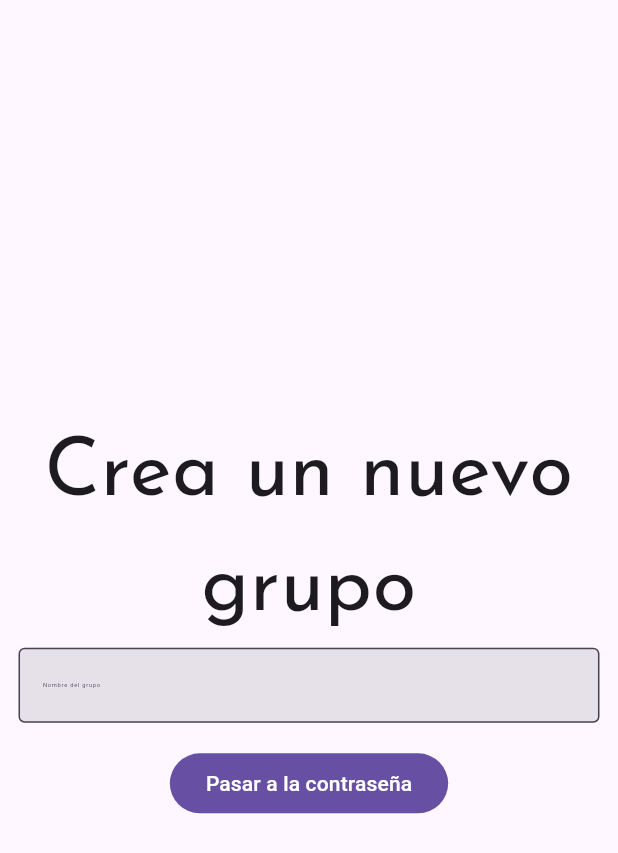
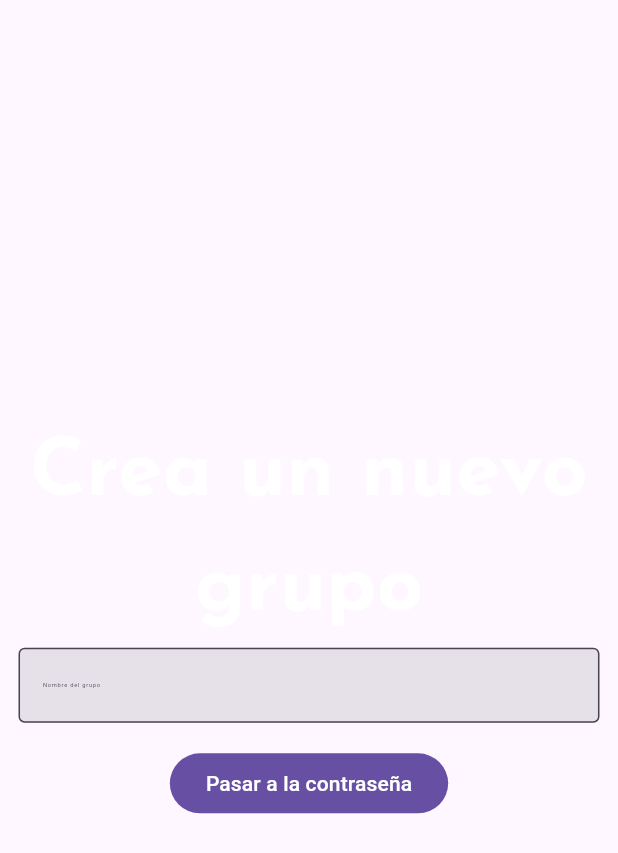
Before and after one commit to holamellamoyago/Flutter-YagoOteroMartinez, a Flutter app: the CreadorGrupos screen opened directly, on a phone screen of 412 x 824 dp. Shown: the top 853 px of the screen. Run offline on Flutter 3.47's test engine with Material 3 defaults, Android fonts, the phone set to English and light mode, and no system bars; our stand-ins replace animate_do, blurrycontainer, carousel_slider, cloud_firestore, dio, firebase_auth and 15 more; missing offline and left inert: animated_icon_button, custom_clippers, dart:ffi, dynamic_background; accounts and stored records are empty; Roboto replaces fonts that are missing (Comic Relief).

Commit message:
Añadidas distintas fuentes y estilos de fuientes junto con su provider

```diff
--- a/english_mvvm_provider_clean/lib/data/view/list_words_widget.dart
+++ b/english_mvvm_provider_clean/lib/data/view/list_words_widget.dart
@@ -56,7 +56,7 @@ class GridTestWidget extends StatelessWidget {
 
     return Column(
       children: [
-        Text(strings.question_1 + word.english + strings.question_2),
+        Text(strings.question_1 + word.english + strings.question_2, style: Theme.of(context).textTheme.headlineLarge,),
         Expanded(
           child: Row(
             mainAxisAlignment: MainAxisAlignment.spaceEvenly,
--- /dev/null
+++ b/english_mvvm_provider_clean/lib/data/viewmodel/themedata_viewmodel.dart
@@ -0,0 +1,19 @@
+import 'package:flutter/material.dart';
+
+class ThemedataViewmodel extends ChangeNotifier {
+  bool isLight = true;
+
+  ThemeData get() => isLight ? themeDataLight : ThemeData.dark();
+
+  ThemeData themeDataLight = ThemeData(
+    fontFamily: "Comic Relief",
+    textTheme: TextTheme(
+      headlineLarge: TextStyle(fontSize: 32, fontWeight: FontWeight.bold),
+      bodyMedium: TextStyle(
+        fontSize: 16,
+        color: Colors.white,
+        fontWeight: FontWeight.bold,
+      ),
+    ),
+  );
+}
```
Also changed, not shown: english_mvvm_provider_clean/lib/main.dart (+9 -3 lines), english_mvvm_provider_clean/pubspec.yaml (+7 -0 lines), english_mvvm_provider_clean/assets/fonts/ComicRelief-Bold.ttf (added), english_mvvm_provider_clean/assets/fonts/ComicRelief-Regular.ttf (added).
